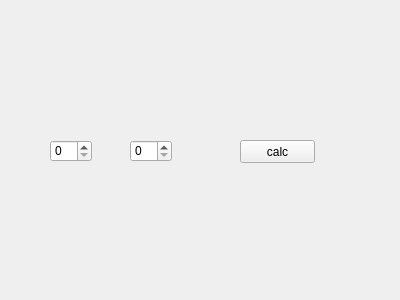
This is 02-pyqt5-plus/main.ui in allieus/public-bok as Qt 5 draws it before an edit. The edited form follows.
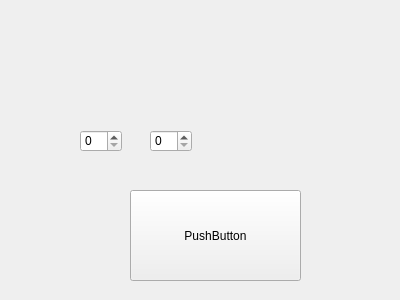
This is the edited form.

```diff
--- a/02-pyqt5-plus/main.ui
+++ b/02-pyqt5-plus/main.ui
@@ -16,8 +16,8 @@
   <widget class="QSpinBox" name="spinA">
    <property name="geometry">
     <rect>
-     <x>50</x>
-     <y>140</y>
+     <x>80</x>
+     <y>130</y>
      <width>42</width>
      <height>22</height>
     </rect>
@@ -26,8 +26,8 @@
   <widget class="QSpinBox" name="spinB">
    <property name="geometry">
     <rect>
-     <x>130</x>
-     <y>140</y>
+     <x>150</x>
+     <y>130</y>
      <width>42</width>
      <height>22</height>
     </rect>
@@ -36,14 +36,14 @@
   <widget class="QPushButton" name="pushButton">
    <property name="geometry">
     <rect>
-     <x>240</x>
-     <y>140</y>
-     <width>75</width>
-     <height>23</height>
+     <x>130</x>
+     <y>190</y>
+     <width>171</width>
+     <height>91</height>
     </rect>
    </property>
    <property name="text">
-    <string>calc</string>
+    <string>PushButton</string>
    </property>
   </widget>
  </widget>
```
Left out of the diff: 5 changed lines with no effect on the pictures.
